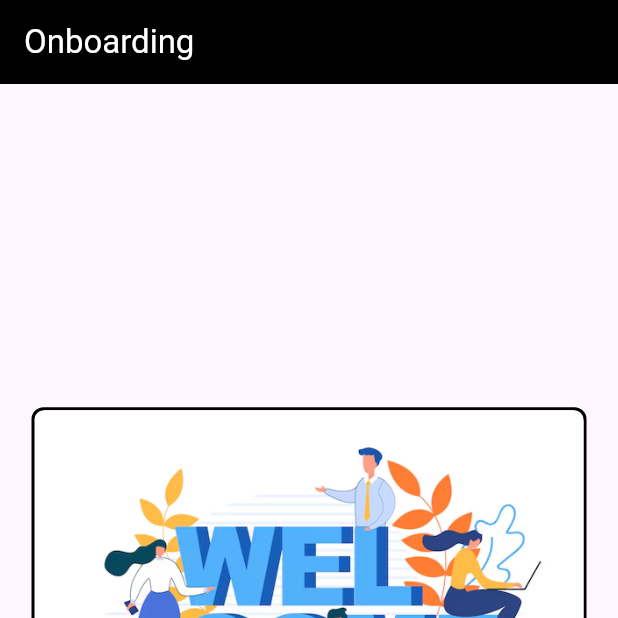
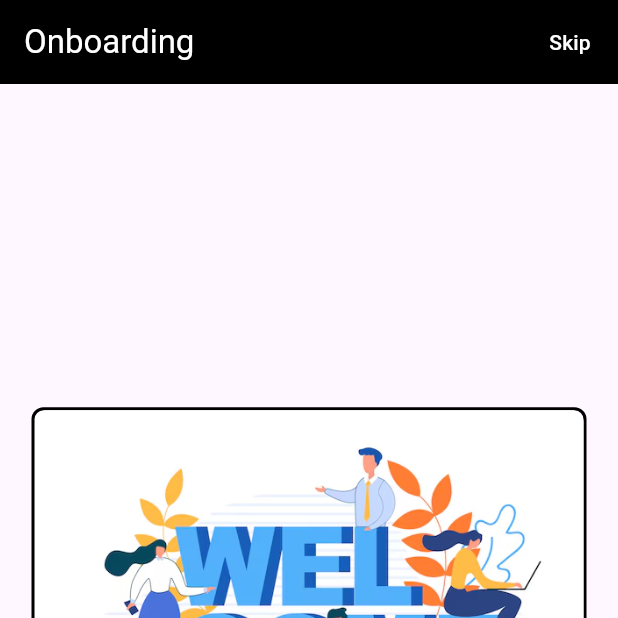
Before and after one commit to SiwakornSupareak/Onboarding_Screen_using_Flutter, a Flutter app: the screen it shows after launch, on a phone screen of 412 x 824 dp, the top half of it. Run offline on Flutter 3.47's test engine with Material 3 defaults, Android fonts, the phone set to English and light mode, and no system bars.

Commit message:
second commit

```diff
--- a/lib/screens/onboarding_screen.dart
+++ b/lib/screens/onboarding_screen.dart
@@ -40,7 +40,6 @@ class _OnboardingScreenState extends State<OnboardingScreen> {
         curve: Curves.easeIn,
       );
     } else {
-      // Navigate to WelcomePage when onboarding is completed
       Navigator.of(context).pushReplacementNamed('/welcome');
     }
   }
@@ -54,6 +53,10 @@ class _OnboardingScreenState extends State<OnboardingScreen> {
     }
   }
 
+  void _skipToWelcome() {
+    Navigator.of(context).pushReplacementNamed('/welcome');
+  }
+
   @override
   Widget build(BuildContext context) {
     return Scaffold(
@@ -62,7 +65,16 @@ class _OnboardingScreenState extends State<OnboardingScreen> {
           'Onboarding',
           style: TextStyle(color: Colors.white),
         ),
-        backgroundColor: Colors.black, // Black background for AppBar
+        backgroundColor: Colors.black,
+        actions: [
+          TextButton(
+            onPressed: _skipToWelcome,
+            child: const Text(
+              'Skip',
+              style: TextStyle(color: Colors.white),
+            ),
+          ),
+        ],
       ),
       body: PageView(
         controller: _pageController,
@@ -71,7 +83,7 @@ class _OnboardingScreenState extends State<OnboardingScreen> {
       ),
       bottomSheet: Container(
         height: 80,
-        width: 380,
+        width: double.infinity,
         child: Row(
           mainAxisAlignment: MainAxisAlignment.center,
           children: [
@@ -80,7 +92,6 @@ class _OnboardingScreenState extends State<OnboardingScreen> {
                 onPressed: _previousPage,
                 child: const Text('Back'),
               ),
-            // Page indicators (dots) - Only show if not on the first page
             if (_currentPage > 0)
               Row(
                 mainAxisAlignment: MainAxisAlignment.center,
```
